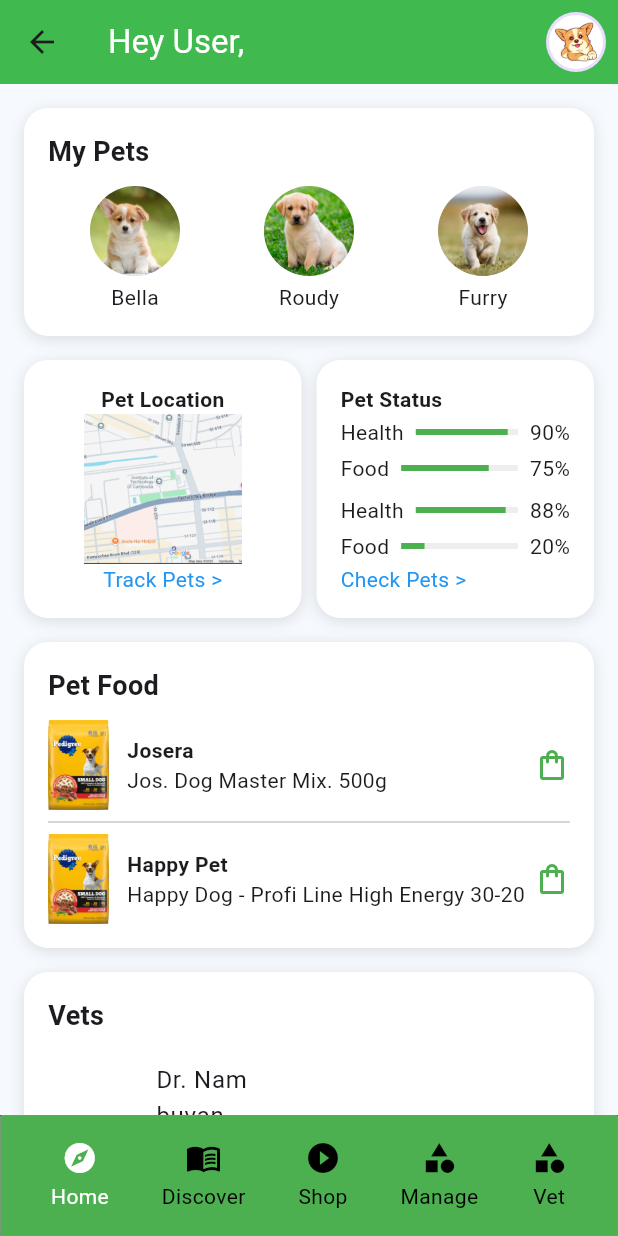
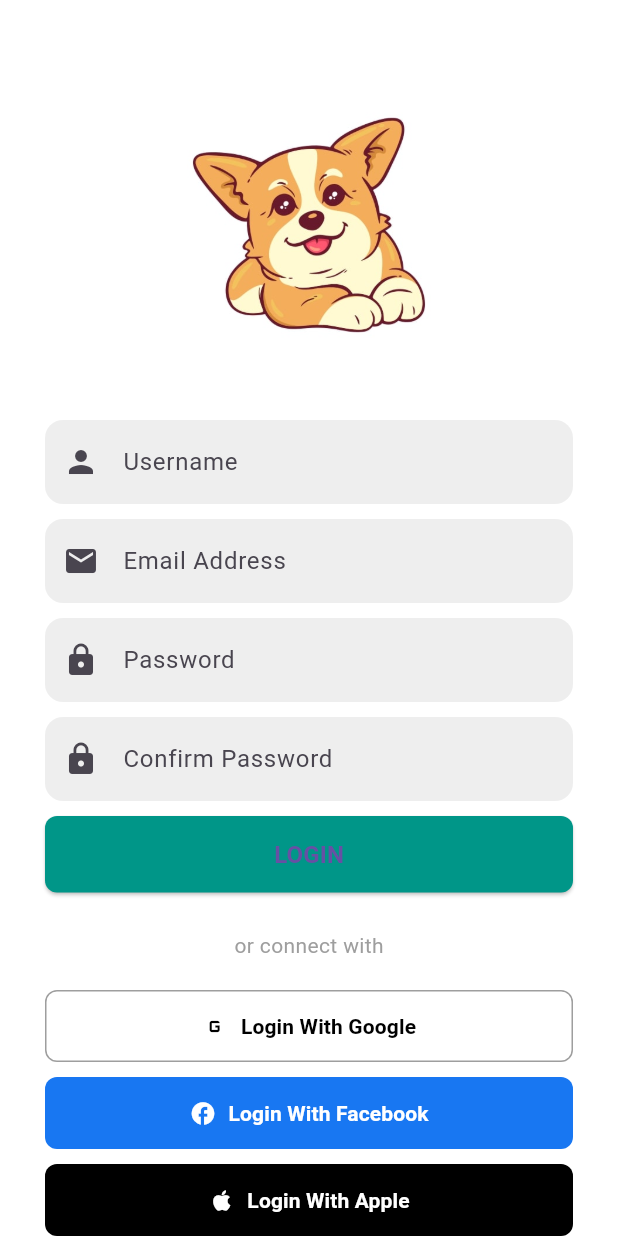
Before and after one commit to NaySovannarith/PET-CARE, a Flutter app: the OnboardingScreen2 screen opened directly, after a tap on "Next3", on a phone screen of 412 x 824 dp. Run offline on Flutter 3.47's test engine with Material 3 defaults, Android fonts, the light colour scheme and no system bars.

Commit message:
update on sign up

```diff
--- a/lib/navbar/discover.dart
+++ b/lib/navbar/discover.dart
@@ -7,7 +7,7 @@ class Discover extends StatelessWidget {
   Widget build(BuildContext context) {
     return Scaffold(
       appBar: AppBar(title: const Text("My Pets")),
-      body: const Center(child: Text("This is My Pets Page")),
+      body: const Center(child: Text("This is My discover Page")),
     );
   }
 }
--- a/lib/onboarding_screen3.dart
+++ b/lib/onboarding_screen3.dart
@@ -2,7 +2,7 @@ import 'package:flutter/material.dart';
 import '../widgets/dot_indicator.dart';
 import '../narbar.dart'; // Import your navbar file
 import 'login_screen.dart';
-
+import 'signin_screen.dart';
 class OnboardingScreen2 extends StatelessWidget {
   const OnboardingScreen2({super.key});
 
@@ -69,7 +69,7 @@ class OnboardingScreen2 extends StatelessWidget {
                         Navigator.pushReplacement(
                           context,
                           MaterialPageRoute(
-                            builder: (context) => const CustomNavBar(),
+                            builder: (context) => const SigninScreen(),
                           ),
                         );
                       },
--- a/lib/login_screen.dart
+++ b/lib/signin_screen.dart
@@ -1,8 +1,8 @@
 import 'package:flutter/material.dart';
 import 'narbar.dart';
 
-class LoginScreen extends StatelessWidget {
-  const LoginScreen({super.key});
+class SigninScreen extends StatelessWidget {
+  const SigninScreen({super.key});
 
   @override
   Widget build(BuildContext context) {
@@ -14,10 +14,24 @@ class LoginScreen extends StatelessWidget {
           child: Column(
             crossAxisAlignment: CrossAxisAlignment.center,
             children: [
-              const SizedBox(height: 40),
+              const SizedBox(height: 10),
               // coco
               Image.asset('assets/coco.jpg', height: 200),
               const SizedBox(height: 30),
+              //for username
+              TextField(
+                decoration: InputDecoration(
+                  prefixIcon: const Icon(Icons.person),
+                  hintText: 'Username',
+                  filled: true,
+                  fillColor: Colors.grey.shade200,
+                  border: OutlineInputBorder(
+                    borderRadius: BorderRadius.circular(12),
+                    borderSide: BorderSide.none,
+                  ),
+                ),
+              ),
+              const SizedBox(height: 10),
 
               // Email
               TextField(
@@ -32,7 +46,7 @@ class LoginScreen extends StatelessWidget {
                   ),
                 ),
               ),
-              const SizedBox(height: 20),
+              const SizedBox(height: 10),
 
               // Password
               TextField(
@@ -48,20 +62,23 @@ class LoginScreen extends StatelessWidget {
                   ),
                 ),
               ),
-
               const SizedBox(height: 10),
-
-              // Forget Password
-              Align(
-                alignment: Alignment.centerRight,
-                child: TextButton(
-                  onPressed: () {},
-                  child: const Text(
-                    'Forget Password?',
-                    style: TextStyle(color: Colors.teal),
+              //for confirm password
+              TextField(
+                obscureText: true,
+                decoration: InputDecoration(
+                  prefixIcon: const Icon(Icons.lock),
+                  hintText: 'Confirm Password',
+                  filled: true,
+                  fillColor: Colors.grey.shade200,
+                  border: OutlineInputBorder(
+                    borderRadius: BorderRadius.circular(12),
+                    borderSide: BorderSide.none,
                   ),
                 ),
               ),
+
+
 
               const SizedBox(height: 10),
 
```
Also changed, not shown: lib/narbar.dart (line endings or trailing spaces).
